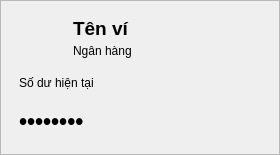
The window that src/ui/widgets/wallet_card.ui (ryoverling/PBL2) describes before a commit, drawn with Qt 5.
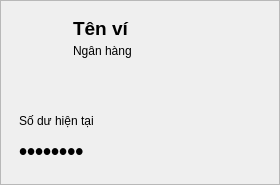
The same window after the commit.

Commit message: style(ui): update wallet grid spacing to 24px and card min-height to 185px

The edit to the form file:
```diff
--- a/src/ui/widgets/wallet_card.ui
+++ b/src/ui/widgets/wallet_card.ui
@@ -13,13 +13,13 @@
   <property name="minimumSize">
    <size>
     <width>260</width>
-    <height>150</height>
+    <height>185</height>
    </size>
   </property>
   <property name="maximumSize">
    <size>
     <width>16777215</width>
-    <height>165</height>
+    <height>16777215</height>
    </size>
   </property>
   <property name="sizePolicy">
@@ -120,6 +120,19 @@
      </item>
     </layout>
    </item>
+   <item>
+    <spacer name="cardVerticalSpacer">
+     <property name="orientation">
+      <enum>Qt::Vertical</enum>
+     </property>
+     <property name="sizeHint" stdset="0">
+      <size>
+       <width>20</width>
+       <height>12</height>
+      </size>
+     </property>
+    </spacer>
+   </item>
    <item>
     <widget class="QLabel" name="lblBalanceCaption">
      <property name="text">
```
The commit also changes 4 other files.
